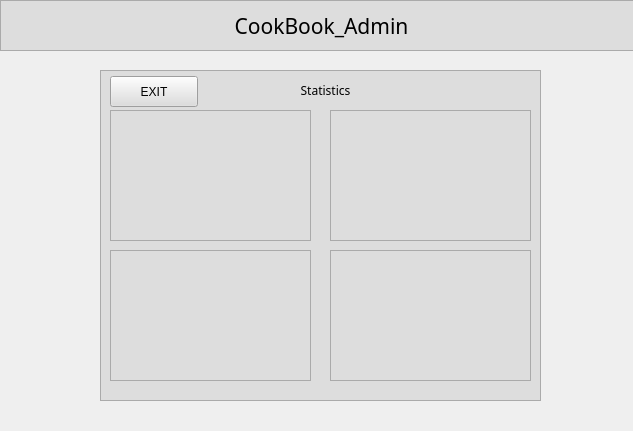
Qt form adminwidget.ui (prplV/cookbook) before a commit.
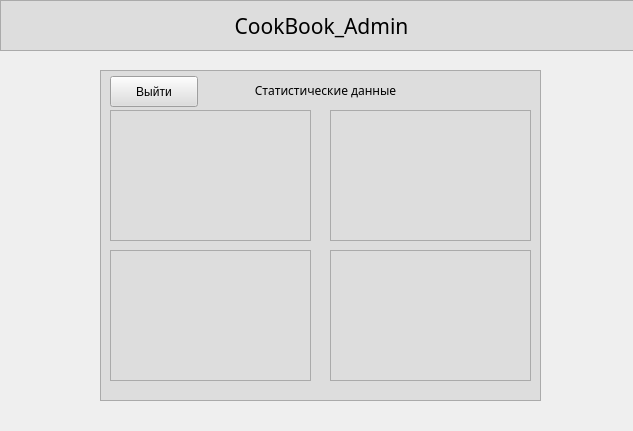
The same form after that commit.

```diff
--- a/adminwidget.ui
+++ b/adminwidget.ui
@@ -174,7 +174,7 @@
       </rect>
      </property>
      <property name="text">
-      <string>Edit &quot;meal&quot;</string>
+      <string>Изменить &quot;meal&quot;</string>
      </property>
     </widget>
     <widget class="QPushButton" name="category_btn">
@@ -440,9 +440,9 @@
       <widget class="QLineEdit" name="category_name">
        <property name="geometry">
         <rect>
-         <x>260</x>
+         <x>70</x>
          <y>200</y>
-         <width>151</width>
+         <width>321</width>
          <height>27</height>
         </rect>
        </property>
@@ -592,7 +592,7 @@
        <widget class="QLineEdit" name="ingredient_name">
         <property name="geometry">
          <rect>
-          <x>150</x>
+          <x>70</x>
           <y>200</y>
           <width>151</width>
           <height>27</height>
@@ -714,9 +714,9 @@
        <widget class="QLineEdit" name="ingredient_cost_unit">
         <property name="geometry">
          <rect>
-          <x>300</x>
+          <x>220</x>
           <y>200</y>
-          <width>131</width>
+          <width>151</width>
           <height>27</height>
          </rect>
         </property>
@@ -820,7 +820,7 @@
           </font>
          </property>
          <property name="text">
-          <string>Command prompt</string>
+          <string>Командная строка</string>
          </property>
          <property name="alignment">
           <set>Qt::AlignCenter</set>
@@ -916,7 +916,7 @@
            </font>
           </property>
           <property name="text">
-           <string>Statistics</string>
+           <string>Статистические данные</string>
           </property>
           <property name="alignment">
            <set>Qt::AlignCenter</set>
@@ -972,7 +972,7 @@
            </rect>
           </property>
           <property name="text">
-           <string>EXIT</string>
+           <string>Выйти</string>
           </property>
          </widget>
         </widget>
```
Left out of the diff: 117 changed lines with no effect on the pictures.
